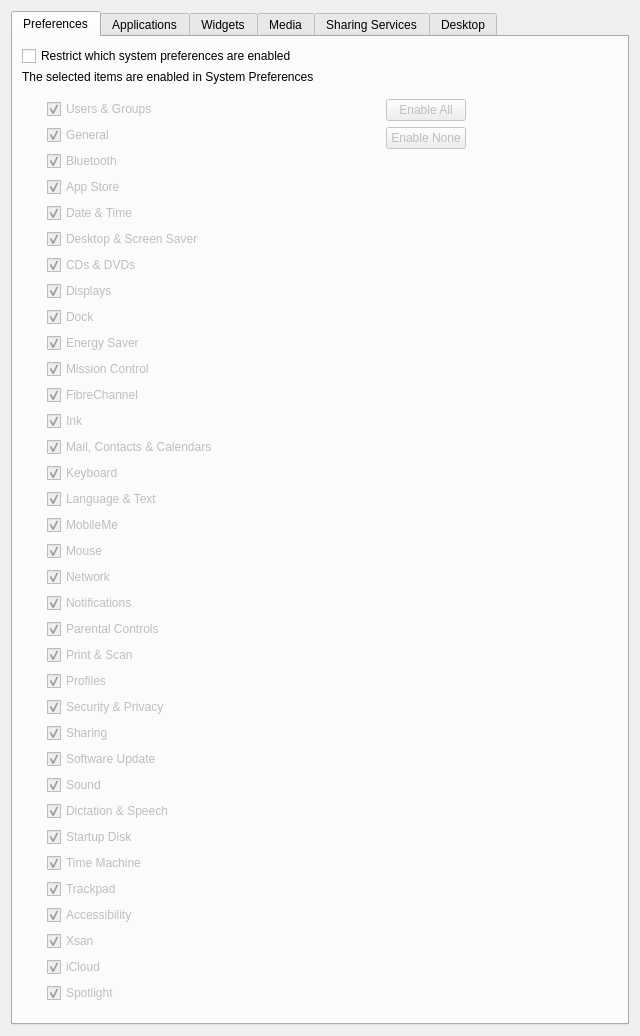
fw-dev/translations, file FWAdminLib/Configurator/RestrictionsOSXForm.ui: the form before one commit.
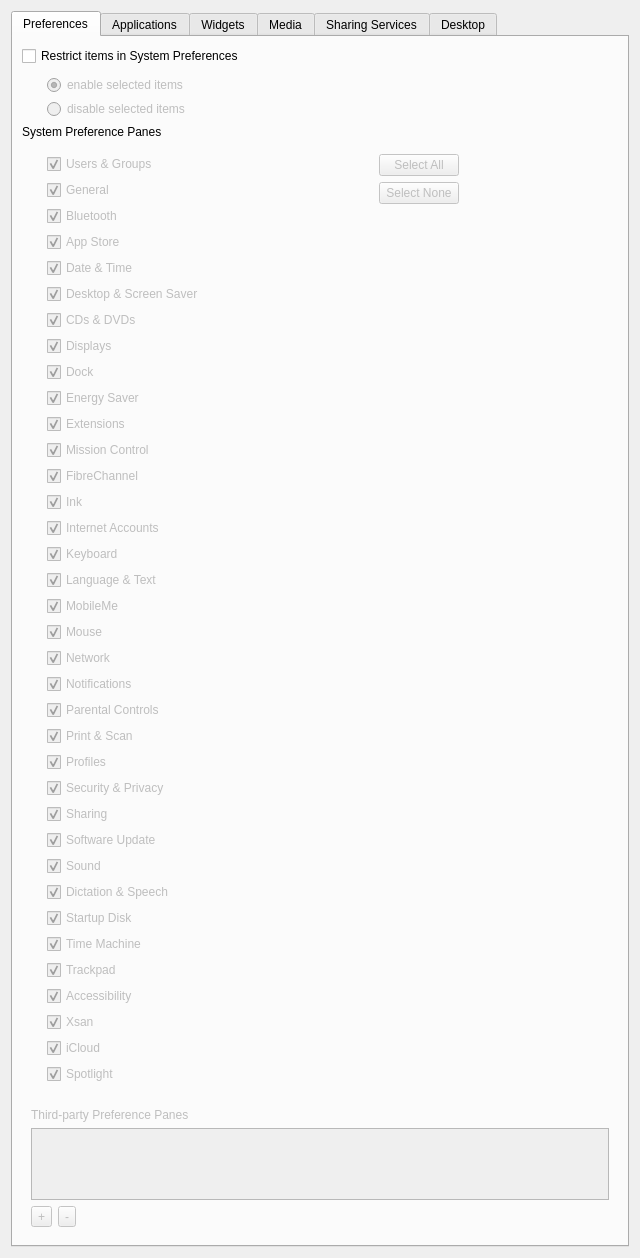
The form after the commit. Icons and pictures are not drawn.

The edit to the form file:
```diff
--- a/FWAdminLib/Configurator/RestrictionsOSXForm.ui
+++ b/FWAdminLib/Configurator/RestrictionsOSXForm.ui
@@ -7,7 +7,7 @@
     <x>0</x>
     <y>0</y>
     <width>640</width>
-    <height>881</height>
+    <height>1173</height>
    </rect>
   </property>
   <property name="windowTitle">
@@ -41,19 +41,58 @@
          <item>
           <widget class="QCheckBox" name="restrictSystemPreferences">
            <property name="text">
-            <string>Restrict which system preferences are enabled</string>
+            <string>Restrict items in System Preferences</string>
            </property>
           </widget>
          </item>
          <item>
-          <widget class="QLabel" name="lTip_restrict_ref_panes">
-           <property name="text">
-            <string>The selected items are enabled in System Preferences</string>
+          <layout class="QVBoxLayout" name="verticalLayout_27">
+           <property name="leftMargin">
+            <number>25</number>
            </property>
-          </widget>
+           <property name="topMargin">
+            <number>5</number>
+           </property>
+           <property name="rightMargin">
+            <number>9</number>
+           </property>
+           <property name="bottomMargin">
+            <number>0</number>
+           </property>
+           <item>
+            <widget class="QRadioButton" name="radioButtonEnableSelectedItems">
+             <property name="enabled">
+              <bool>false</bool>
+             </property>
+             <property name="text">
+              <string>enable selected items</string>
+             </property>
+             <property name="checked">
+              <bool>true</bool>
+             </property>
+            </widget>
+           </item>
+           <item>
+            <widget class="QRadioButton" name="radioButtonDisableSelectedItems">
+             <property name="enabled">
+              <bool>false</bool>
+             </property>
+             <property name="text">
+              <string>disable selected items</string>
+             </property>
+            </widget>
+           </item>
+          </layout>
          </item>
         </layout>
        </item>
+       <item>
+        <widget class="QLabel" name="label_3">
+         <property name="text">
+          <string>System Preference Panes</string>
+         </property>
+        </widget>
+       </item>
        <item>
         <layout class="QHBoxLayout" name="horizontalLayout_2">
          <item>
@@ -205,6 +244,20 @@
               </property>
              </widget>
             </item>
+            <item>
+             <widget class="QCheckBox" name="extensions">
+              <property name="text">
+               <string>Extensions</string>
+              </property>
+              <property name="icon">
+               <iconset resource="Configurator.qrc">
+                <normaloff>:/assets/restrictions/extensions.png</normaloff>:/assets/restrictions/extensions.png</iconset>
+              </property>
+              <property name="checked">
+               <bool>true</bool>
+              </property>
+             </widget>
+            </item>
             <item>
              <widget class="QCheckBox" name="missionControl">
               <property name="text">
@@ -250,7 +303,7 @@
             <item>
              <widget class="QCheckBox" name="internetAccounts">
               <property name="text">
-               <string>Mail, Contacts &amp;&amp; Calendars</string>
+               <string>Internet Accounts</string>
               </property>
               <property name="icon">
                <iconset resource="Configurator.qrc">
@@ -580,14 +633,14 @@
             <item>
              <widget class="QPushButton" name="enableAll">
               <property name="text">
-               <string>Enable All</string>
+               <string>Select All</string>
               </property>
              </widget>
             </item>
             <item>
              <widget class="QPushButton" name="enableNone">
               <property name="text">
-               <string>Enable None</string>
+               <string>Select None</string>
               </property>
              </widget>
             </item>
@@ -622,6 +675,101 @@
          </item>
         </layout>
        </item>
+       <item>
+        <widget class="QStackedWidget" name="stackedWidgetThirdPartyPanes">
+         <property name="enabled">
+          <bool>false</bool>
+         </property>
+         <widget class="QWidget" name="winThirdPartyPanesPage">
+          <layout class="QVBoxLayout" name="verticalLayout_25">
+           <item>
+            <widget class="QLabel" name="labelThirdPartyPrefPanes">
+             <property name="text">
+              <string>Third-party Preference Panes</string>
+             </property>
+            </widget>
+           </item>
+           <item>
+            <widget class="QListWidget" name="listWidgetThirdPartyPrefPanes"/>
+           </item>
+           <item>
+            <layout class="QHBoxLayout" name="horizontalLayout_7">
+             <item>
+              <widget class="QToolButton" name="addThirdPartyPrefPane">
+               <property name="text">
+                <string>+</string>
+               </property>
+              </widget>
+             </item>
+             <item>
+              <widget class="QToolButton" name="removeThirdPartyPrefPane">
+               <property name="text">
+                <string>-</string>
+               </property>
+              </widget>
+             </item>
+             <item>
+              <spacer name="horizontalSpacer_8">
+               <property name="orientation">
+                <enum>Qt::Horizontal</enum>
+               </property>
+               <property name="sizeHint" stdset="0">
+                <size>
+                 <width>40</width>
+                 <height>20</height>
+                </size>
+               </property>
+              </spacer>
+             </item>
+            </layout>
+           </item>
+          </layout>
+         </widget>
+         <widget class="QWidget" name="osxThirdPartyPanesPage">
+          <layout class="QVBoxLayout" name="verticalLayout_26">
+           <property name="leftMargin">
+            <number>0</number>
+           </property>
+           <item>
+            <widget class="QLabel" name="labelThirdPartyPrefPanesOsX">
+             <property name="text">
+              <string>Third-party Preference Panes</string>
+             </property>
+            </widget>
+           </item>
+           <item>
+            <layout class="QVBoxLayout" name="verticalLayoutThirdParty">
+             <property name="leftMargin">
+              <number>25</number>
+             </property>
+             <property name="topMargin">
+              <number>12</number>
+             </property>
+             <property name="rightMargin">
+              <number>12</number>
+             </property>
+             <property name="bottomMargin">
+              <number>12</number>
+             </property>
+            </layout>
+           </item>
+           <item>
+            <spacer name="verticalSpacer_7">
+             <property name="orientation">
+              <enum>Qt::Vertical</enum>
+             </property>
+             <property name="sizeHint" stdset="0">
+              <size>
+               <width>20</width>
+               <height>20</height>
+              </size>
+             </property>
+            </spacer>
+           </item>
+          </layout>
+         </widget>
+        </widget>
+       </item>
       </layout>
      </widget>
      <widget class="QWidget" name="tab_2">
```
Left out of the diff: 133 changed lines with no effect on the pictures.
